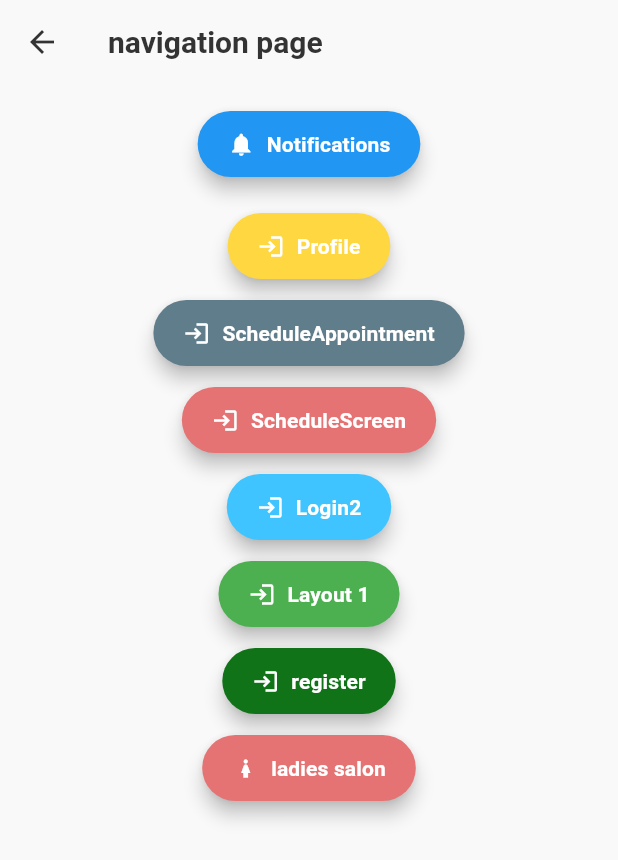
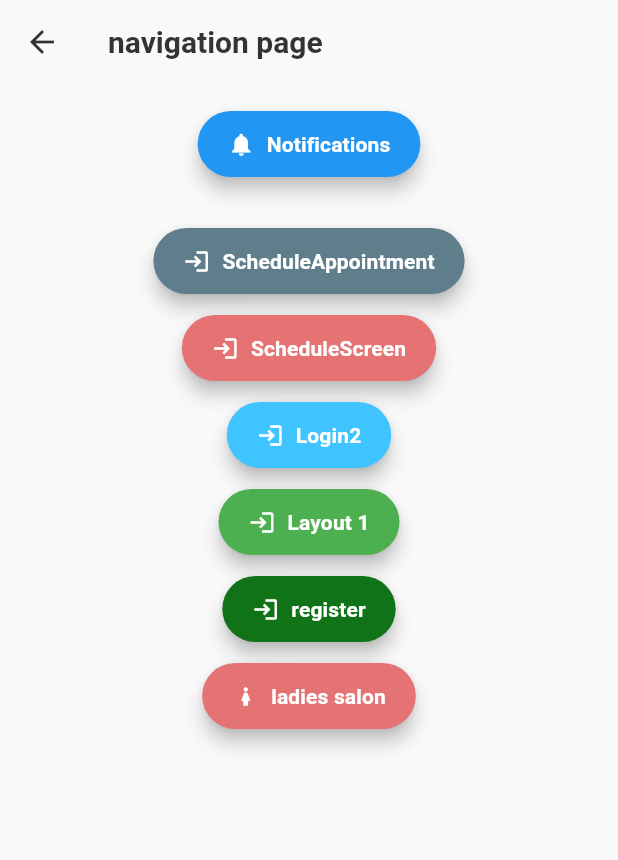
Before and after one commit to iextendlabs/services-flutter-app, a Flutter app: the MyButtonScreen screen opened directly, on a phone screen of 412 x 824 dp. Shown: the top 860 px of the screen. Run offline on Flutter 3.47's test engine with Material 3 defaults, Android fonts, the phone set to English and light mode, and no system bars; our stand-ins replace shared_preferences, table_calendar; accounts and stored records are empty.

Commit message:
soome minor changes like app colors

```diff
--- a/lib/button_page.dart
+++ b/lib/button_page.dart
@@ -37,13 +37,7 @@ class MyButtonScreen extends StatelessWidget {
               SizedBox(height: 10),
 
               SizedBox(height: 10),
-              _buildButton(
-                context,
-                "Profile",
-                Icons.login,
-                Colors.amberAccent,
-                MyProfileScreen(),
-              ),
+
               SizedBox(height: 10),
 
               _buildButton(
--- a/lib/constants/appColors.dart
+++ b/lib/constants/appColors.dart
@@ -5,7 +5,8 @@ class AppColors {
   static const Color primaryDark = Color.fromARGB(255, 243, 241, 242);
   static const Color primarypageWhite = Color.fromARGB(255, 233, 230, 231);
   static const Color accentColor = Color.fromARGB(255, 246, 92, 143);
-  static const Color primaryPink = Color(0xFFE91E63); // From your earlier code
+  static const Color primaryPink = Color(0xFFE91E63);
+  static const Color amber = Colors.amber; // From your earlier code
   // ignore: deprecated_member_use
   static const Color primaryTextColor =
       AppColors.black87; // Dark text color for primary text
--- a/lib/freelancers.dart
+++ b/lib/freelancers.dart
@@ -343,7 +343,7 @@ class _FreelancersPageState extends State<FreelancersPage> {
                       List.generate(5, (index) {
                         return Icon(
                           index < rating ? Icons.star : Icons.star_border,
-                          color: Colors.amber,
+                          color: AppColors.amber,
                           size: 18, // Slightly smaller stars
                         );
                       }).toList(), // Ensure .toList() is here
--- a/lib/layout_1.dart
+++ b/lib/layout_1.dart
@@ -10,7 +10,7 @@ class SpaServicesScreen extends StatelessWidget {
   Widget build(BuildContext context) {
     return Scaffold(
       appBar: AppBar(
-        backgroundColor: Colors.amber[850],
+        backgroundColor: AppColors.amber,
         elevation: 0,
         leading: IconButton(
           icon: const Icon(Icons.arrow_back_ios, color: AppColors.white),
--- a/lib/schedule_appointment.dart
+++ b/lib/schedule_appointment.dart
@@ -80,7 +80,7 @@ class _ScheduleAppointmentScreenState extends State<ScheduleAppointmentScreen> {
                     children: [
                       Row(
                         children: [
-                          Icon(Icons.star, color: Colors.amber, size: 18),
+                          Icon(Icons.star, color: AppColors.amber, size: 18),
                           Text(
                             '4.5',
                             // Use textTheme for consistency
--- a/lib/travel_event.dart
+++ b/lib/travel_event.dart
@@ -341,7 +341,7 @@ class _TravelEventPageState extends State<TravelEventPage> {
                   children: List.generate(5, (index) {
                     return Icon(
                       index < rating ? Icons.star : Icons.star_border,
-                      color: Colors.amber,
+                      color: AppColors.amber,
                       size: 18, // Slightly smaller stars
                     );
                   }),
```
Also changed, not shown: lib/staff_detailpage.dart (+20 -23 lines).
